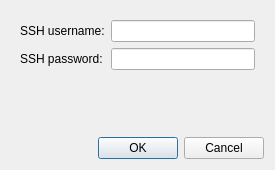
Qt form ui_dev/sshauth.ui (naruxde/revpicommander) before a commit.
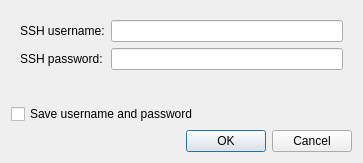
The same form after that commit.

```diff
--- a/ui_dev/sshauth.ui
+++ b/ui_dev/sshauth.ui
@@ -9,8 +9,8 @@
    <rect>
     <x>0</x>
     <y>0</y>
-    <width>275</width>
-    <height>170</height>
+    <width>363</width>
+    <height>163</height>
    </rect>
   </property>
   <property name="windowTitle">
@@ -48,7 +48,14 @@
     </widget>
    </item>
    <item>
-    <widget class="QWidget" name="wid_keys" native="true"/>
+    <widget class="QCheckBox" name="cbx_save_password">
+     <property name="toolTip">
+      <string>Username and password will be saved in secured operating systems's password storage.</string>
+     </property>
+     <property name="text">
+      <string>Save username and password</string>
+     </property>
+    </widget>
    </item>
    <item>
     <widget class="QDialogButtonBox" name="buttonBox">
```
Left out of the diff: 6 changed lines with no effect on the pictures.
